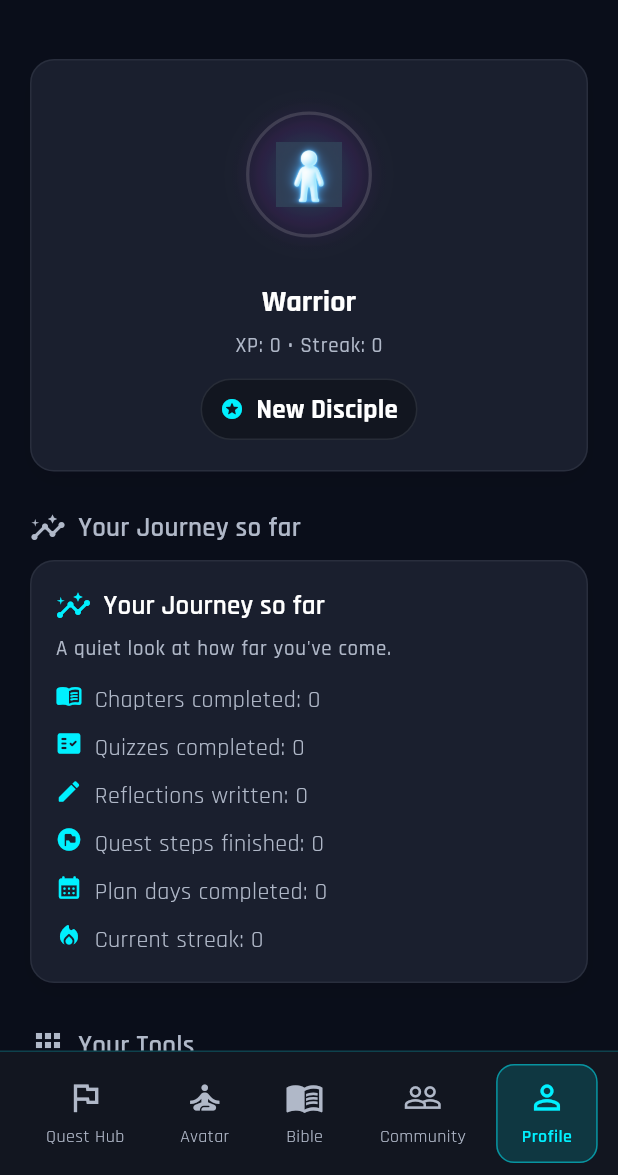
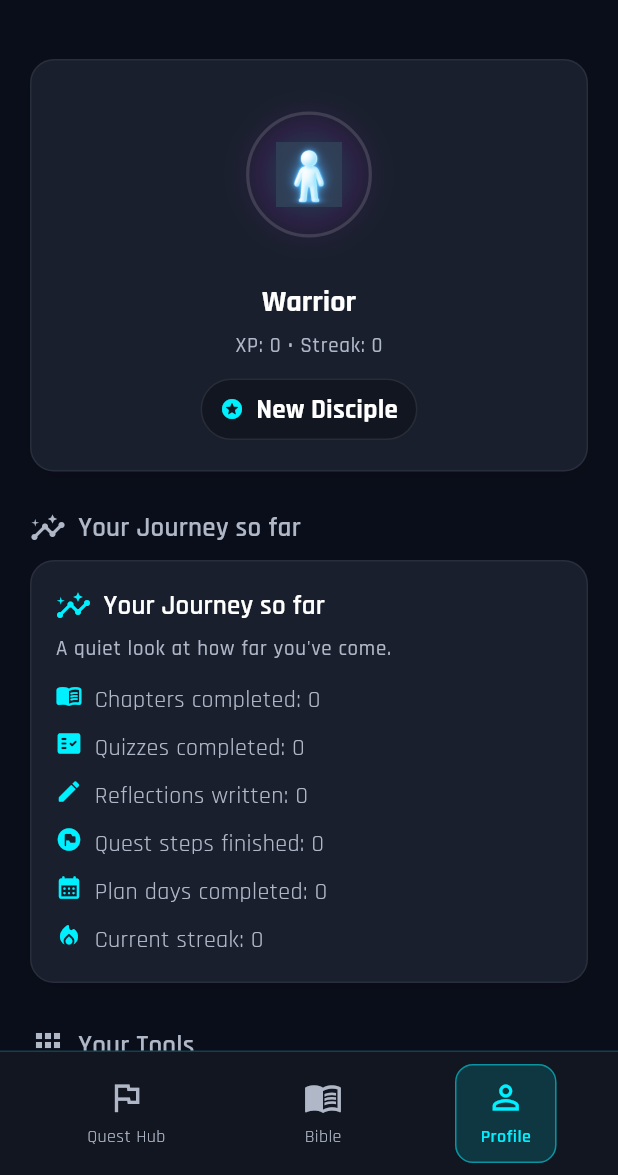
Before and after one commit to ScriptureQuest/scripturequest-app, a Flutter app: the screen it shows after launch, scrolled down 379 dp, after a tap on "Bible", after a tap on "Profile", on a phone screen of 412 x 824 dp, the part 61-1236 px from its top. Run offline on Flutter 3.47's test engine with Material 3 defaults, Android fonts, the phone set to English and light mode, and no system bars; our stand-ins replace device_info_plus, flutter_local_notifications, go_router, google_fonts, package_info_plus, share_plus and 2 more; accounts and stored records are empty.

Commit message:
Simplify navigation and show user's streak in Quest Hub
Update the bottom navigation to 3 tabs: Quest Hub, Bible, and Profile. Add an inline streak display to the Quest Hub header and introduce an "Explore" section on the Profile screen.

Replit-Commit-Author: Agent
Replit-Commit-Session-Id: 336cd05e-d1e3-47db-ae9d-64788df98cd7
Replit-Commit-Checkpoint-Type: full_checkpoint
Replit-Commit-Event-Id: 518b9157-78ee-4b06-ad93-5289eff7103a
Replit-Commit-Screenshot-Url: https://storage.googleapis.com/screenshot-production-us-central1/df660f5a-3316-4b82-9941-22cdaf1da19e/336cd05e-d1e3-47db-ae9d-64788df98cd7/TX1G29t
Replit-Helium-Checkpoint-Created: true

```diff
--- a/lib/screens/main_navigation.dart
+++ b/lib/screens/main_navigation.dart
@@ -268,18 +268,14 @@ class _BottomNavBarState extends State<_BottomNavBar> {
     final app = context.watch<AppProvider>();
     final location = GoRouterState.of(context).uri.toString();
     int currentIndex = -1;
-    // Map current route to 5-tab layout (center Bible):
-    // 0: Quest Hub, 1: Avatar, 2: Bible, 3: Community, 4: Profile
+    // Map current route to 3-tab layout (beta simplicity):
+    // 0: Quest Hub, 1: Bible, 2: Profile
     if (location == '/' || location.startsWith('/tasks')) {
       currentIndex = 0;
-    } else if (location.startsWith('/avatar') || location.startsWith('/equip') || location.startsWith('/inventory')) {
+    } else if (location.startsWith('/bible') || location.startsWith('/verses') || location.startsWith('/scripture') || location.startsWith('/favorites')) {
       currentIndex = 1;
-    } else if (location.startsWith('/bible') || location.startsWith('/verses') || location.startsWith('/scripture') || location.startsWith('/favorites')) {
+    } else if (location.startsWith('/profile') || location.startsWith('/player') || location.startsWith('/avatar') || location.startsWith('/equip') || location.startsWith('/inventory') || location.startsWith('/community') || location.startsWith('/friends') || location.startsWith('/leaderboards')) {
       currentIndex = 2;
-    } else if (location.startsWith('/community') || location.startsWith('/friends') || location.startsWith('/leaderboards')) {
-      currentIndex = 3;
-    } else if (location.startsWith('/profile') || location.startsWith('/player')) {
-      currentIndex = 4;
     }
     // For home and root, don't highlight any tab (user may be on detail screens, quests, etc.)
     // This prevents incorrect highlighting when on non-tab screens
@@ -314,33 +310,21 @@ class _BottomNavBarState extends State<_BottomNavBar> {
                 onTap: () => context.go('/'),
                 scale: _nudgeActive ? 1.12 : 1.0,
               ),
-              _NavItem(
-                icon: Icons.self_improvement_outlined,
-                label: 'Avatar',
-                isSelected: currentIndex == 1,
-                onTap: () => context.go('/avatar'),
-              ),
               KeyedSubtree(
                 key: QuickTourAnchors.bibleNavKey,
                 child: _NavItem(
                   icon: Icons.menu_book_outlined,
                   label: 'Bible',
-                  isSelected: currentIndex == 2,
+                  isSelected: currentIndex == 1,
                   onTap: () => context.go('/bible'),
                 ),
-              ),
-              _NavItem(
-                icon: Icons.people_outline,
-                label: 'Community',
-                isSelected: currentIndex == 3,
-                onTap: () => context.go('/community'),
               ),
               KeyedSubtree(
                 key: QuickTourAnchors.profileNavKey,
                 child: _NavItem(
                   icon: Icons.person_outline,
                   label: 'Profile',
-                  isSelected: currentIndex == 4,
+                  isSelected: currentIndex == 2,
                   onTap: () => context.go('/profile'),
                 ),
               ),
--- a/lib/screens/quest_hub_screen.dart
+++ b/lib/screens/quest_hub_screen.dart
@@ -226,7 +226,13 @@ class _QuestHubScreenState extends State<QuestHubScreen> {
   Widget _buildWelcomeHeader(BuildContext context) {
     final theme = Theme.of(context);
     final cs = theme.colorScheme;
-    return Text.rich(
+    final provider = context.watch<AppProvider>();
+    final streak = provider.currentBibleStreak;
+
+    return Row(
+      mainAxisAlignment: MainAxisAlignment.spaceBetween,
+      children: [
+        Text.rich(
           TextSpan(
             children: [
               const TextSpan(text: 'Welcome, '),
@@ -237,6 +243,23 @@ class _QuestHubScreenState extends State<QuestHubScreen> {
             ],
           ),
           style: theme.textTheme.headlineSmall,
+        ),
+        if (streak >= 1)
+          Row(
+            mainAxisSize: MainAxisSize.min,
+            children: [
+              Icon(Icons.local_fire_department, color: Colors.orange, size: 22),
+              const SizedBox(width: 4),
+              Text(
+                '$streak',
+                style: theme.textTheme.titleMedium?.copyWith(
+                  color: Colors.orange,
+                  fontWeight: FontWeight.w600,
+                ),
+              ),
+            ],
+          ),
+      ],
     );
   }
 
```
Also changed, not shown: attached_assets/Pasted-SYSTEM-BLACK-BOX-PROMPT-REPLIT-FLUTTER-APP-DO-NOT-EXPLA_1765948342762.txt (added, +66 -0 lines), lib/screens/profile_screen.dart (+85 -0 lines), 1 other file. Lines whose indentation alone changed are shown as unchanged.
